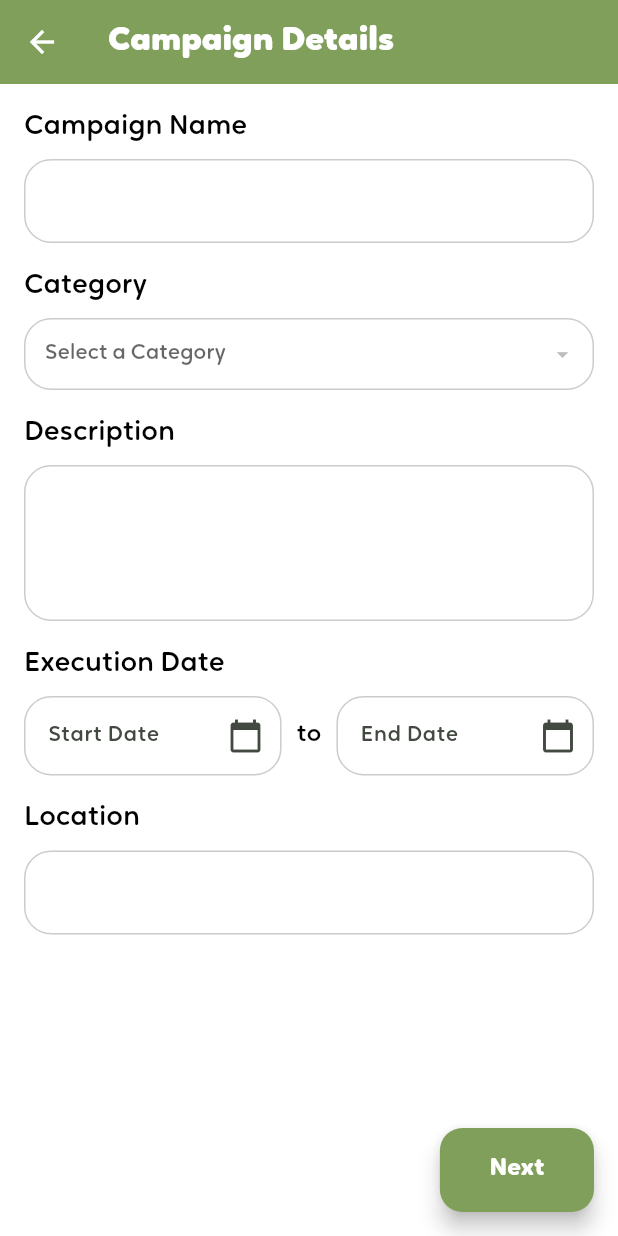
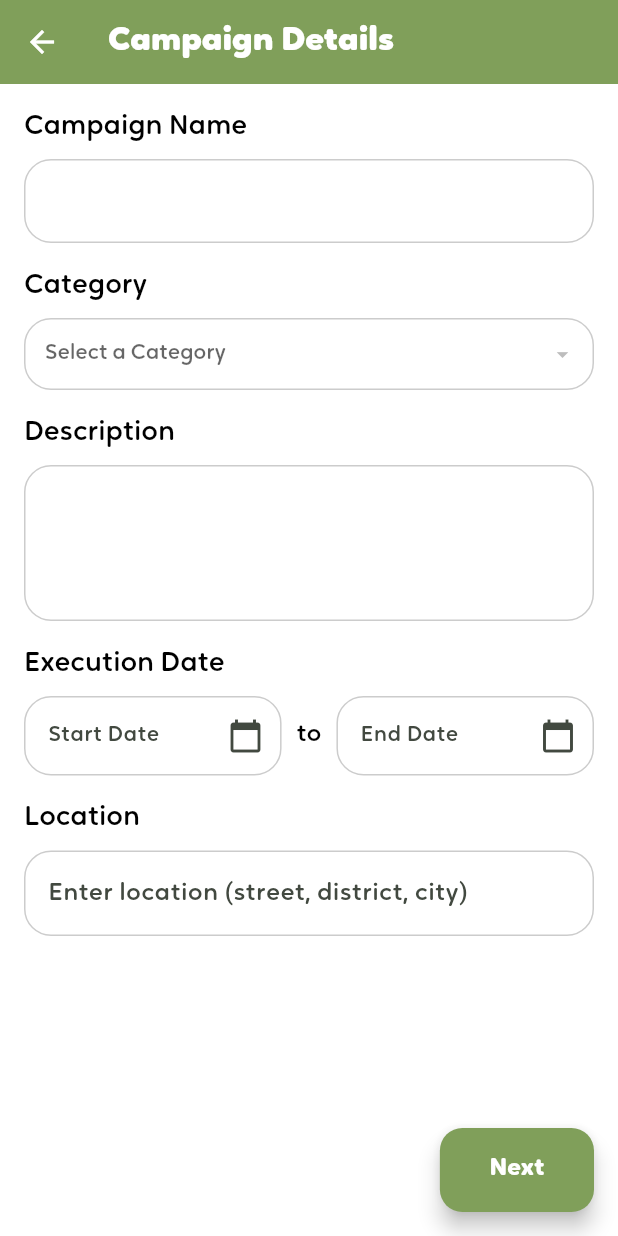
Before and after one commit to strifee0903/vnpt-bpmn, a Flutter app: the Step1 screen opened directly with empty values, on a phone screen of 412 x 824 dp. Run offline on Flutter 3.47's test engine with Material 3 defaults, Android fonts, the phone set to English and light mode, and no system bars; our stand-ins replace flutter_chat_types, flutter_chat_ui, flutter_dotenv, flutter_map, font_awesome_flutter, geocoding and 5 more; missing offline and left inert: flutter_map_marker_cluster, heic_to_jpg; accounts and stored records are empty; network calls fail; statements that could not run were skipped.

Commit message:
Update step1.dart

```diff
--- a/greenly_app/frontend/lib/ui/pages/campaign/addcampaign/step1.dart
+++ b/greenly_app/frontend/lib/ui/pages/campaign/addcampaign/step1.dart
@@ -412,6 +412,7 @@ class _Step1State extends State<Step1> {
                     fontWeight: FontWeight.w500,
                   ),
                   decoration: InputDecoration(
+                    hintText: 'Enter location (street, district, city)',
                     border: OutlineInputBorder(
                       borderSide: const BorderSide(color: fieldborder),
                       borderRadius: BorderRadius.circular(18.0),
```
